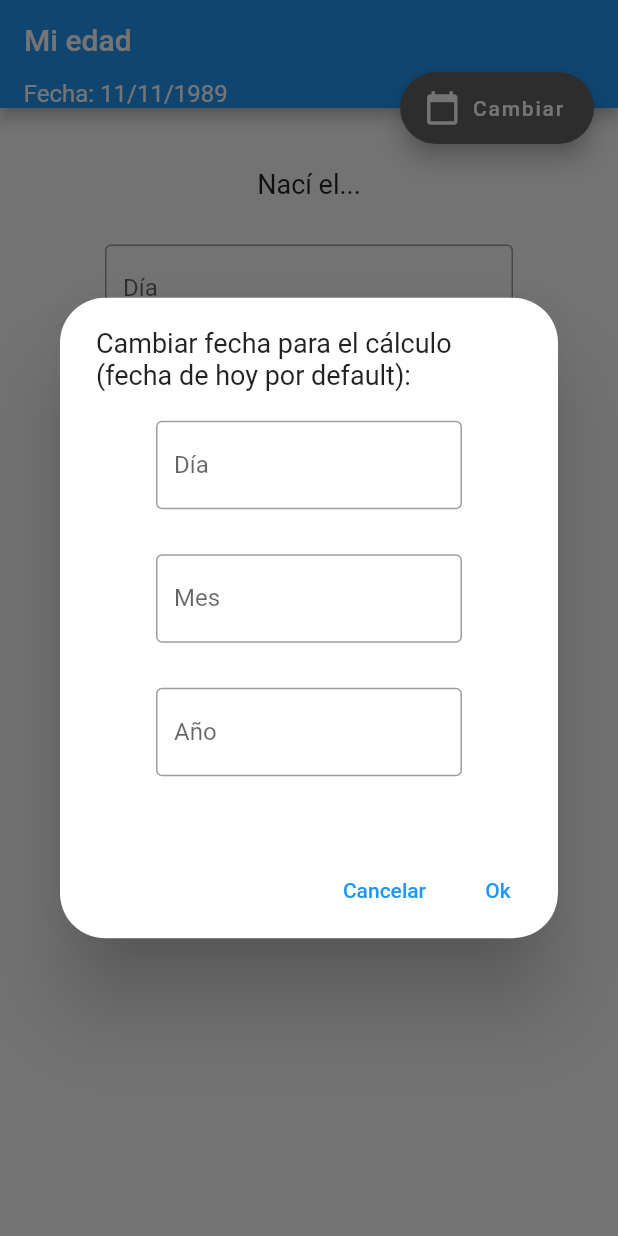
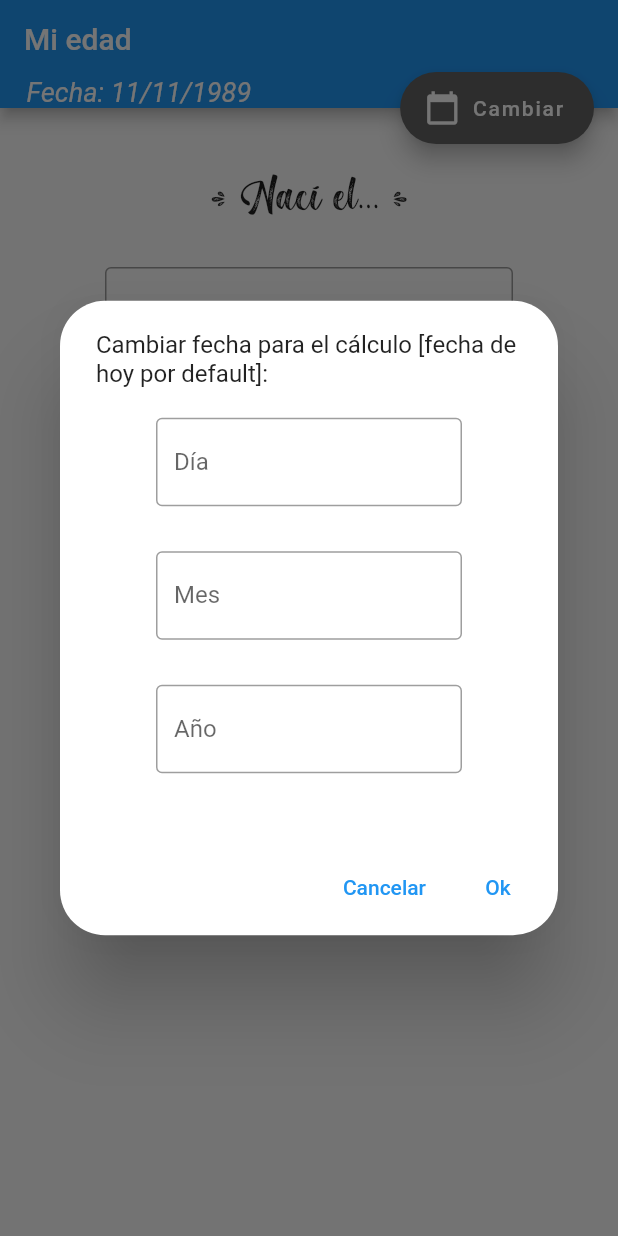
Before and after one commit to EddFlores/mi-edad-flutterapp, a Flutter app: the screen it shows after launch, after a tap on "Cambiar", on a phone screen of 412 x 824 dp. Run offline on Flutter 3.47's test engine with Material 2 defaults, Android fonts, the phone set to English and light mode, and no system bars.

Commit message:
Interfaz con fuente cambiada

```diff
--- a/lib/src/pages/page1.dart
+++ b/lib/src/pages/page1.dart
@@ -14,7 +14,10 @@ class _Page1State extends State<Page1> {
     return Column(
       children: [
         SizedBox(height: 40.0),
-        Text('Nací el...', style: TextStyle(fontSize: 18.0)),
+        Text(
+          '( Nací el... )',
+          style: TextStyle(fontSize: 40.0, fontFamily: 'Milla'),
+        ),
         FechaWidget(),
         _boton(),
       ],
@@ -63,11 +66,14 @@ class _Page1State extends State<Page1> {
               ),
               Column(
                 children: [
-                  SizedBox(height: 50.0),
+                  SizedBox(height: 40.0),
                   Text(
-                    'Tengo:\n\n31 años, 10 meses, 19 días',
+                    '( Tengo )\n\n31 años, 10 meses, 19 días',
                     textAlign: TextAlign.center,
-                    style: TextStyle(color: Colors.white, fontSize: 20.0),
+                    style: TextStyle(
+                        color: Colors.white,
+                        fontSize: 40.0,
+                        fontFamily: 'Milla'),
                   ),
                 ],
               ),
@@ -102,8 +108,11 @@ void alertaCambiarFecha(BuildContext context) {
             mainAxisSize: MainAxisSize.min,
             children: [
               Text(
-                'Cambiar fecha para el cálculo (fecha de hoy por default):',
-                style: TextStyle(fontSize: 18.0),
+                'Cambiar fecha para el cálculo [fecha de hoy por default]:',
+                style: TextStyle(
+                  fontSize: 16.0,
+                  // fontFamily: 'Milla',
+                ),
               ),
               FechaWidget(h: 40.0, v: 20.0),
             ],
--- a/lib/src/pages/principal_page.dart
+++ b/lib/src/pages/principal_page.dart
@@ -23,7 +23,9 @@ class _PrincipalPageState extends State<PrincipalPage> {
               '    Fecha: $dia/$mes/$anio',
               style: TextStyle(
                 color: Colors.white,
-                fontSize: 16.0,
+                fontSize: 18.0,
+                fontStyle: FontStyle.italic,
+                // fontFamily: 'Milla',
               ),
             ),
           ),
```
Also changed, not shown: pubspec.yaml (+4 -4 lines), fonts/MillaCilla.otf (added).
